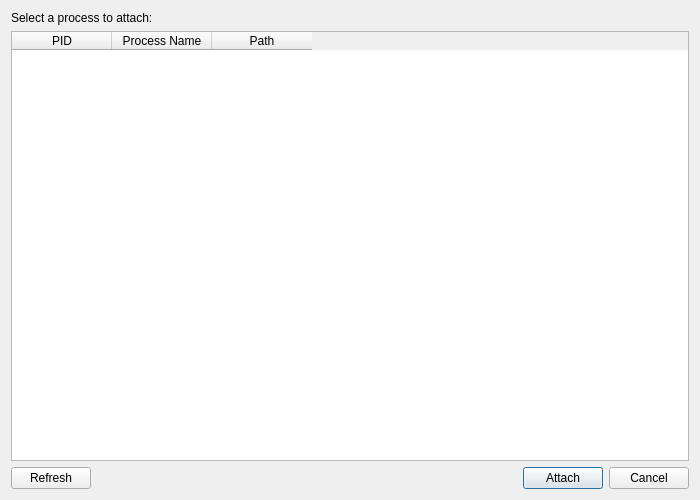
IChooseYou/ReclassX, file src/processpicker.ui: the form before one commit.
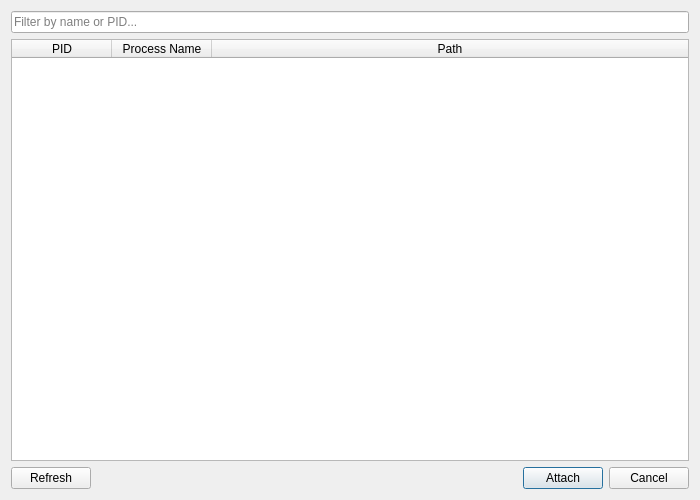
The form after the commit.

Commit message: Added process filtering & icon to ProcessPicker

```diff
--- a/src/processpicker.ui
+++ b/src/processpicker.ui
@@ -11,19 +11,37 @@
    </rect>
   </property>
   <property name="sizePolicy">
-   <sizepolicy hsizetype="MinimumExpanding" vsizetype="MinimumExpanding">
+   <sizepolicy hsizetype="Expanding" vsizetype="Expanding">
     <horstretch>0</horstretch>
     <verstretch>0</verstretch>
    </sizepolicy>
   </property>
+  <property name="minimumSize">
+   <size>
+    <width>700</width>
+    <height>500</height>
+   </size>
+  </property>
+  <property name="maximumSize">
+   <size>
+    <width>1400</width>
+    <height>1000</height>
+   </size>
+  </property>
+  <property name="mouseTracking">
+   <bool>true</bool>
+  </property>
   <property name="windowTitle">
    <string>Attach to Process</string>
   </property>
   <layout class="QVBoxLayout" name="verticalLayout">
    <item>
-    <widget class="QLabel" name="label">
-     <property name="text">
-      <string>Select a process to attach:</string>
+    <widget class="QLineEdit" name="filterEdit">
+     <property name="placeholderText">
+      <string>Filter by name or PID...</string>
+     </property>
+     <property name="clearButtonEnabled">
+      <bool>true</bool>
      </property>
     </widget>
    </item>
@@ -41,6 +59,9 @@
      <property name="sortingEnabled">
       <bool>true</bool>
      </property>
+     <attribute name="horizontalHeaderStretchLastSection">
+      <bool>true</bool>
+     </attribute>
      <attribute name="verticalHeaderVisible">
       <bool>false</bool>
      </attribute>
```
The commit also changes 2 other files.
